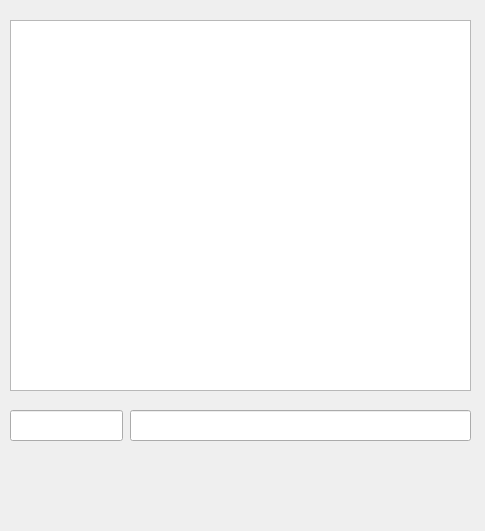
Old version of the form chatting/uis/main.ui in the repository simm4256/pyqt.
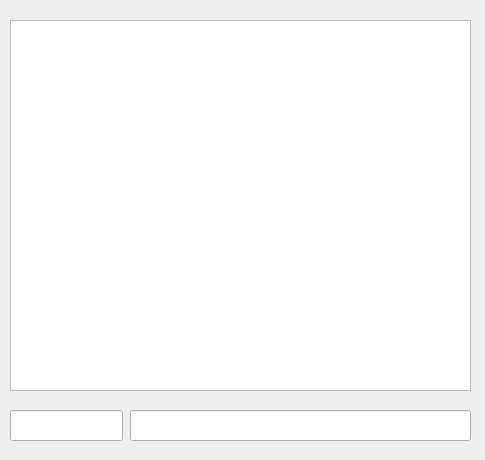
New version of the form.

```diff
--- a/chatting/uis/main.ui
+++ b/chatting/uis/main.ui
@@ -7,7 +7,7 @@
     <x>0</x>
     <y>0</y>
     <width>485</width>
-    <height>531</height>
+    <height>460</height>
    </rect>
   </property>
   <property name="windowTitle">
```
